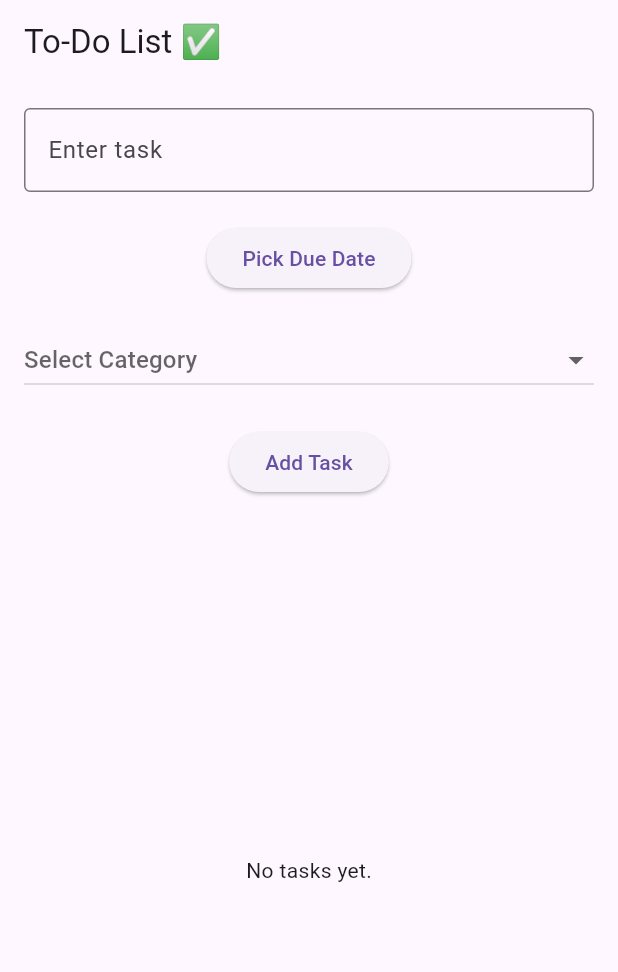
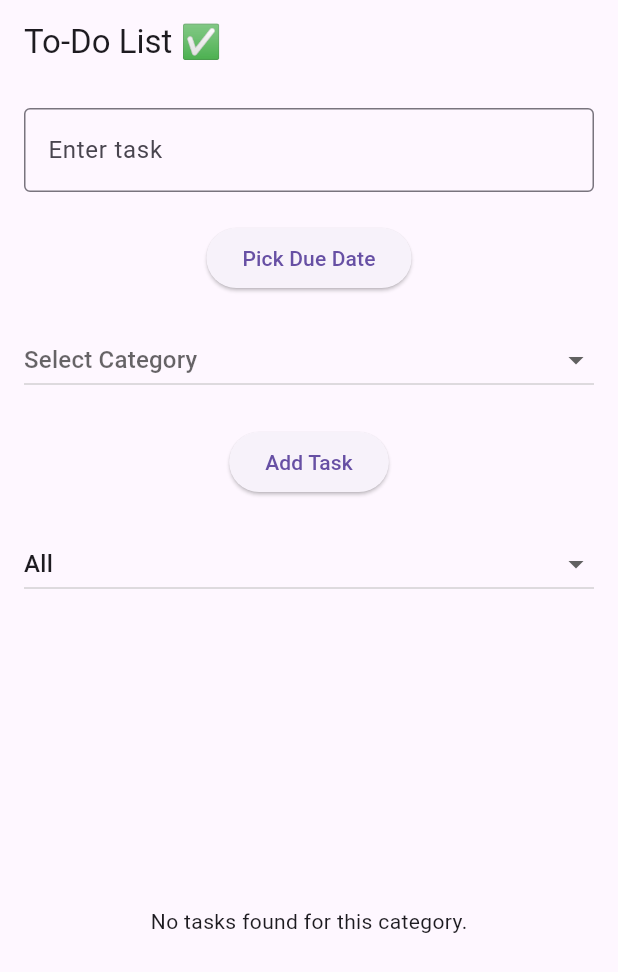
Before and after one commit to dkmezza/todo_bloc_app, a Flutter app: the screen it shows after launch, on a phone screen of 412 x 824 dp. Shown: the top 972 px of the screen. Run offline on Flutter 3.47's test engine with Material 3 defaults, Android fonts, the phone set to English and light mode, and no system bars; our stand-ins replace flutter_bloc, shared_preferences.

Commit message:
:fire: Adding Filter by category option

```diff
--- a/lib/main.dart
+++ b/lib/main.dart
@@ -36,6 +36,7 @@ class _TodoPageState extends State<TodoPage> {
   final TextEditingController _controller = TextEditingController();
   DateTime? _selectedDate;
   String? _selectedCategory;
+  String? _filterCategory;
 
   final List<String> _categories = [
     'Work',
@@ -128,18 +129,50 @@ class _TodoPageState extends State<TodoPage> {
               child: const Text('Add Task'),
             ),
 
+            // Filter by Category
+            const SizedBox(height: 20),
+            DropdownButton<String>(
+              value: _filterCategory,
+              hint: const Text('Filter by Category'),
+              isExpanded: true,
+              onChanged: (value) {
+                setState(() {
+                  _filterCategory = value;
+                });
+              },
+              items: [
+                const DropdownMenuItem(value: null, child: Text('All')),
+                ..._categories.map(
+                  (cat) => DropdownMenuItem(value: cat, child: Text(cat)),
+                ),
+              ],
+            ),
+
             const SizedBox(height: 20),
             Expanded(
               child: BlocBuilder<TodoBloc, List<Task>>(
                 builder: (context, tasks) {
-                  if (tasks.isEmpty) {
-                    return const Center(child: Text('No tasks yet.'));
+                  final filteredTasks =
+                      _filterCategory == null
+                          ? tasks
+                          : tasks
+                              .where((t) => t.category == _filterCategory)
+                              .toList();
+
+                  if (filteredTasks.isEmpty) {
+                    return const Center(
+                      child: Text('No tasks found for this category.'),
+                    );
                   }
 
                   return ListView.builder(
-                    itemCount: tasks.length,
+                    itemCount: filteredTasks.length,
                     itemBuilder: (context, index) {
-                      final task = tasks[index];
+                      final task = filteredTasks[index];
+                      final originalIndex = tasks.indexOf(
+                        task,
+                      ); // Important for BLoC events!
+
                       return ListTile(
                         title: Text(
                           task.title,
@@ -159,29 +192,31 @@ class _TodoPageState extends State<TodoPage> {
                               Text('Category: ${task.category}'),
                           ],
                         ),
-
                         leading: Checkbox(
                           value: task.isDone,
                           onChanged: (_) {
-                            context.read<TodoBloc>().add(ToggleTask(index));
+                            context.read<TodoBloc>().add(
+                              ToggleTask(originalIndex),
+                            );
                           },
                         ),
-
                         trailing: PopupMenuButton<String>(
                           onSelected: (value) {
                             if (value == 'edit') {
-                              _showEditDialog(context, task, index);
+                              _showEditDialog(context, task, originalIndex);
                             } else if (value == 'delete') {
-                              context.read<TodoBloc>().add(RemoveTask(index));
+                              context.read<TodoBloc>().add(
+                                RemoveTask(originalIndex),
+                              );
                             }
                           },
                           itemBuilder:
-                              (context) => [
-                                const PopupMenuItem(
+                              (context) => const [
+                                PopupMenuItem(
                                   value: 'edit',
                                   child: Text('Edit'),
                                 ),
-                                const PopupMenuItem(
+                                PopupMenuItem(
                                   value: 'delete',
                                   child: Text('Delete'),
                                 ),
```
Also changed, not shown: 1 other file.
